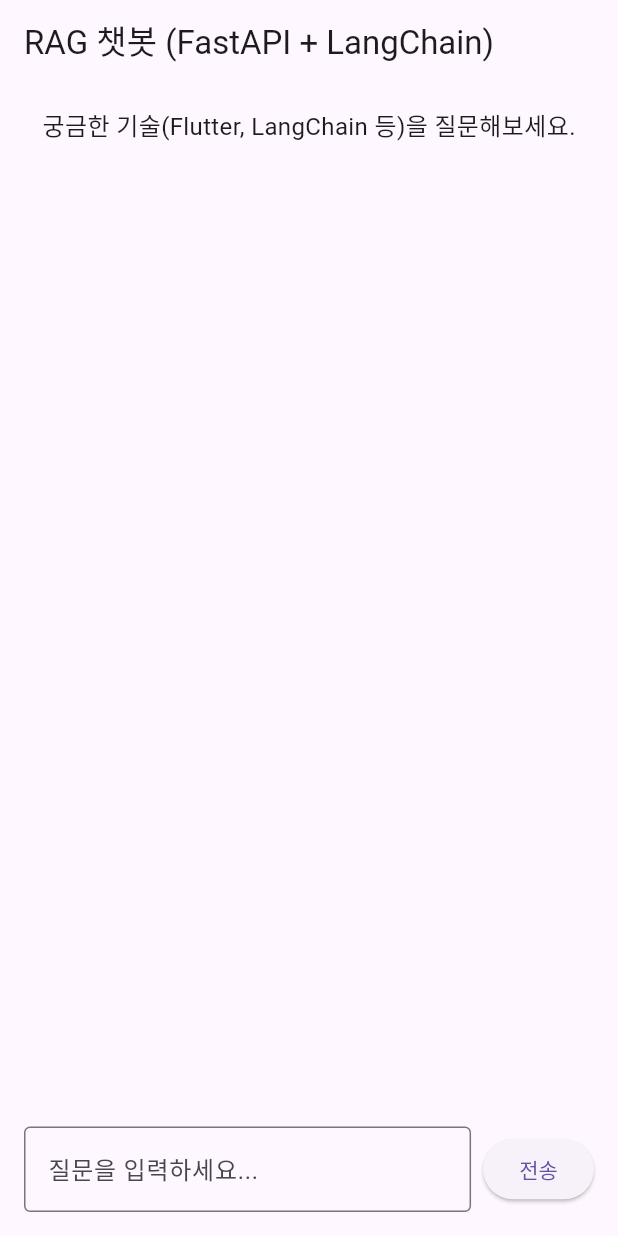
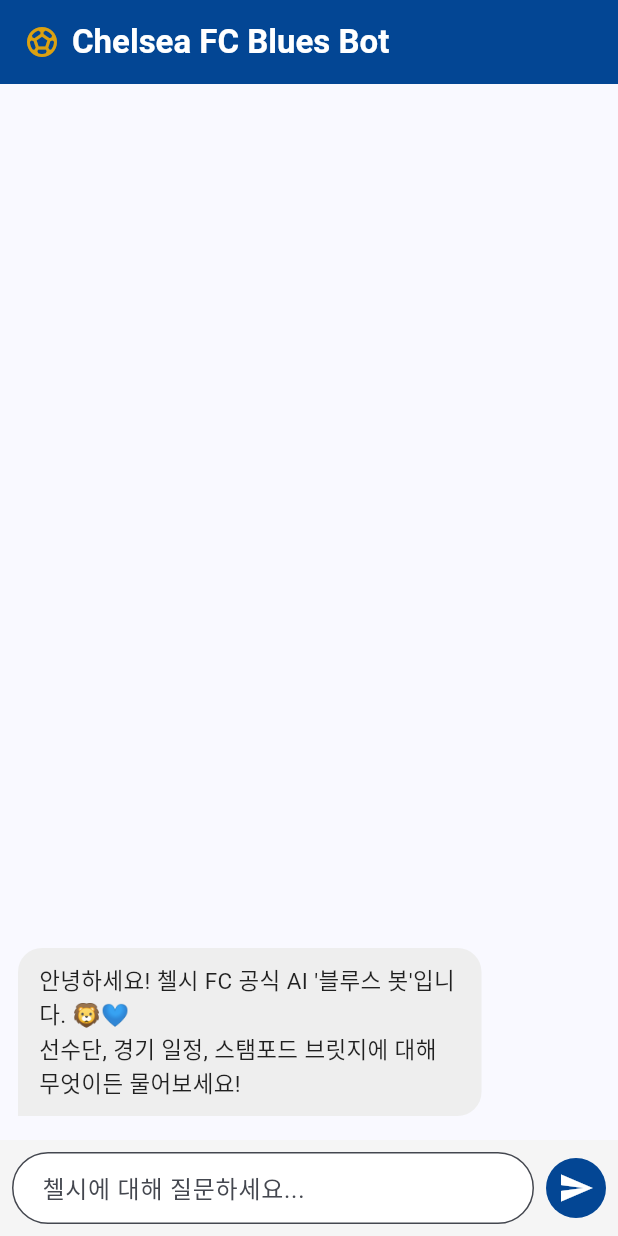
Before and after one commit to lshee9008/LLM-LangChain-Rag-FastAPI---Flutter-, a Flutter app: the screen it shows after launch, on a phone screen of 412 x 824 dp. Run offline on Flutter 3.47's test engine with Material 3 defaults, Android fonts, the phone set to English and light mode, and no system bars.

Commit message:
feat: 챗봇 화면 메인 연동 및 백엔드 벡터DB 의존성 에러 해결
- [Front] main.dart에 ChelseaChatScreen 연동 및 첼시 테마(로열 블루) 색상 적용
- [Back] python-dotenv를 적용하여 OpenAI API 키 환경변수 로드 추가
- [Back] LangChain 업데이트에 맞춰 langchain-chroma 패키지로 마이그레이션 및 chromadb 임포트 에러 해결

```diff
--- a/front/front/lib/main.dart
+++ b/front/front/lib/main.dart
@@ -1,9 +1,10 @@
 import 'package:flutter/material.dart';
-import 'package:http/http.dart' as http;
 
-import 'dart:convert';
+import 'screens/chat_screen.dart'; // 1. 작성한 chat_screen.dart 임포트
 
-void main() => runApp(const MyApp());
+void main() {
+  runApp(const MyApp());
+}
 
 class MyApp extends StatelessWidget {
   const MyApp({super.key});
@@ -11,97 +12,16 @@
   @override
   Widget build(BuildContext context) {
     return MaterialApp(
-      title: 'RAG 실습',
-      theme: ThemeData(primarySwatch: Colors.blue),
-      home: const ChatScreen(),
+      title: 'Chelsea FC Blues Bot',
+      debugShowCheckedModeBanner: false,
+      theme: ThemeData(
+        // 첼시 대표 색상(로열 블루) 테마 설정
+        primaryColor: const Color(0xFF034694),
+        colorScheme: ColorScheme.fromSeed(seedColor: const Color(0xFF034694)),
+        useMaterial3: true,
+      ),
+      // 2. 앱 실행 시 첫 화면으로 ChelseaChatScreen 지정
+      home: const ChelseaChatScreen(),
     );
   }
 }
-
-class ChatScreen extends StatefulWidget {
-  const ChatScreen({super.key});
-
-  @override
-  State<ChatScreen> createState() => _ChatScreenState();
-}
-
-class _ChatScreenState extends State<ChatScreen> {
-  final TextEditingController _controller = TextEditingController();
-  String _answer = "궁금한 기술(Flutter, LangChain 등)을 질문해보세요.";
-  bool _isLoading = false;
-
-  Future<void> _askQuestion() async {
-    final query = _controller.text;
-    if (query.isEmpty) return;
-
-    setState(() {
-      _isLoading = true;
-      _answer = "답변을 생성 중입니다...";
-    });
-
-    try {
-      // Android 에뮬레이터는 10.0.2.2, iOS 시뮬레이터/웹은 localhost(127.0.0.1)를 사용합니다.
-      final url = Uri.parse('http://localhost:8000/ask');
-      final response = await http.post(
-        url,
-        headers: {'Content-Type': 'application/json'},
-        body: jsonEncode({'query': query}),
-      );
-
-      if (response.statusCode == 200) {
-        // 한글 깨짐 방지를 위해 utf8.decode 사용
-        final data = jsonDecode(utf8.decode(response.bodyBytes));
-        setState(() => _answer = data['answer']);
-      } else {
-        setState(() => _answer = "오류 발생: \${response.statusCode}");
-      }
-    } catch (e) {
-      setState(() => _answer = "서버 통신 실패: \$e");
-    } finally {
-      setState(() => _isLoading = false);
-    }
-  }
-
-  @override
-  Widget build(BuildContext context) {
-    return Scaffold(
-      appBar: AppBar(title: const Text('RAG 챗봇 (FastAPI + LangChain)')),
-      body: Padding(
-        padding: const EdgeInsets.all(16.0),
-        child: Column(
-          children: [
-            Expanded(
-              child: SingleChildScrollView(
-                child: Text(_answer, style: const TextStyle(fontSize: 16)),
-              ),
-            ),
-            Row(
-              children: [
-                Expanded(
-                  child: TextField(
-                    controller: _controller,
-                    decoration: const InputDecoration(
-                      hintText: '질문을 입력하세요...',
-                      border: OutlineInputBorder(),
-                    ),
-                  ),
-                ),
-                const SizedBox(width: 8),
-                ElevatedButton(
-                  onPressed: _isLoading ? null : _askQuestion,
-                  child: _isLoading
-                      ? const SizedBox(
-                          width: 20,
-                          height: 20,
-                          child: CircularProgressIndicator(strokeWidth: 2),
-                        )
-                      : const Text('전송'),
-                ),
-              ],
-            ),
-          ],
-        ),
-      ),
-    );
-  }
-}
--- a/front/front/lib/screens/chat_screen.dart
+++ b/front/front/lib/screens/chat_screen.dart
@@ -0,0 +1,229 @@
+import 'package:flutter/material.dart';
+import 'package:http/http.dart' as http;
+
+import 'dart:convert';
+
+class ChatMessage {
+  final String text;
+  final bool isUser;
+  final DateTime timestamp;
+
+  ChatMessage({
+    required this.text,
+    required this.isUser,
+    required this.timestamp,
+  });
+}
+
+class ChelseaChatScreen extends StatefulWidget {
+  const ChelseaChatScreen({super.key});
+
+  @override
+  State<ChelseaChatScreen> createState() => _ChelseaChatScreenState();
+}
+
+class _ChelseaChatScreenState extends State<ChelseaChatScreen> {
+  final TextEditingController _controller = TextEditingController();
+  final List<ChatMessage> _messages = [];
+  final String _sessionId = "user_session_chelsea_001"; // 세션 고유 ID
+  bool _isLoading = false;
+
+  // 첼시 브랜드 컬러
+  static const Color chelseaBlue = Color(0xFF034694);
+  static const Color chelseaGold = Color(0xFFDBA111);
+
+  @override
+  void initState() {
+    super.initState();
+    // 초기 웰컴 메시지
+    _messages.add(
+      ChatMessage(
+        text: "안녕하세요! 첼시 FC 공식 AI '블루스 봇'입니다. 🦁💙\n선수단, 경기 일정, 스탬포드 브릿지에 대해 무엇이든 물어보세요!",
+        isUser: false,
+        timestamp: DateTime.now(),
+      ),
+    );
+  }
+
+  Future<void> _sendMessage() async {
+    final text = _controller.text.trim();
+    if (text.isEmpty) return;
+
+    _controller.clear();
+    setState(() {
+      _messages.add(
+        ChatMessage(text: text, isUser: true, timestamp: DateTime.now()),
+      );
+      _isLoading = true;
+    });
+
+    try {
+      // Android 시뮬레이터 기준 10.0.2.2, iOS 시뮬레이터/macOS는 127.0.0.1
+      final response = await http.post(
+        Uri.parse('http://127.0.0.1:8000/api/v1/chat'),
+        headers: {'Content-Type': 'application/json'},
+        body: jsonEncode({'session_id': _sessionId, 'question': text}),
+      );
+
+      if (response.statusCode == 200) {
+        final data = jsonDecode(utf8.decode(response.bodyBytes));
+        setState(() {
+          _messages.add(
+            ChatMessage(
+              text: data['answer'],
+              isUser: false,
+              timestamp: DateTime.now(),
+            ),
+          );
+        });
+      } else {
+        _showErrorBubble("서버 응답 오류가 발생했습니다. (Code: ${response.statusCode})");
+      }
+    } catch (e) {
+      _showErrorBubble("백엔드 서버와 통신할 수 없습니다.");
+    } finally {
+      setState(() {
+        _isLoading = false;
+      });
+    }
+  }
+
+  void _showErrorBubble(String errorMsg) {
+    setState(() {
+      _messages.add(
+        ChatMessage(text: errorMsg, isUser: false, timestamp: DateTime.now()),
+      );
+    });
+  }
+
+  @override
+  Widget build(BuildContext context) {
+    return Scaffold(
+      appBar: AppBar(
+        backgroundColor: chelseaBlue,
+        title: Row(
+          children: const [
+            Icon(Icons.sports_soccer, color: chelseaGold),
+            SizedBox(width: 8),
+            Text(
+              'Chelsea FC Blues Bot',
+              style: TextStyle(
+                fontWeight: FontWeight.bold,
+                color: Colors.white,
+              ),
+            ),
+          ],
+        ),
+      ),
+      body: Column(
+        children: [
+          // 메시지 리스트
+          Expanded(
+            child: ListView.builder(
+              padding: const EdgeInsets.all(12.0),
+              reverse: true,
+              itemCount: _messages.length,
+              itemBuilder: (context, index) {
+                final message = _messages[_messages.length - 1 - index];
+                return _buildChatBubble(message);
+              },
+            ),
+          ),
+
+          // 답변 생성 중 로딩 인디케이터
+          if (_isLoading)
+            Padding(
+              padding: const EdgeInsets.symmetric(
+                vertical: 8.0,
+                horizontal: 16.0,
+              ),
+              child: Row(
+                children: const [
+                  SizedBox(
+                    width: 16,
+                    height: 16,
+                    child: CircularProgressIndicator(
+                      strokeWidth: 2,
+                      color: chelseaBlue,
+                    ),
+                  ),
+                  SizedBox(width: 10),
+                  Text(
+                    "블루스 봇이 답변을 작성하고 있습니다...",
+                    style: TextStyle(color: Colors.grey, fontSize: 13),
+                  ),
+                ],
+              ),
+            ),
+
+          // 입력창
+          Container(
+            padding: const EdgeInsets.all(8.0),
+            color: Colors.grey[100],
+            child: SafeArea(
+              child: Row(
+                children: [
+                  Expanded(
+                    child: TextField(
+                      controller: _controller,
+                      decoration: const InputDecoration(
+                        hintText: '첼시에 대해 질문하세요...',
+                        border: OutlineInputBorder(
+                          borderRadius: BorderRadius.all(Radius.circular(24.0)),
+                        ),
+                        contentPadding: EdgeInsets.symmetric(
+                          horizontal: 16,
+                          vertical: 10,
+                        ),
+                        fillColor: Colors.white,
+                        filled: true,
+                      ),
+                      onSubmitted: (_) => _sendMessage(),
+                    ),
+                  ),
+                  const SizedBox(width: 8),
+                  CircleAvatar(
+                    backgroundColor: chelseaBlue,
+                    child: IconButton(
+                      icon: const Icon(Icons.send, color: Colors.white),
+                      onPressed: _sendMessage,
+                    ),
+                  ),
+                ],
+              ),
+            ),
+          ),
+        ],
+      ),
+    );
+  }
+
+  Widget _buildChatBubble(ChatMessage message) {
+    return Align(
+      alignment: message.isUser ? Alignment.centerRight : Alignment.centerLeft,
+      child: Container(
+        margin: const EdgeInsets.symmetric(vertical: 4.0),
+        padding: const EdgeInsets.symmetric(horizontal: 14.0, vertical: 10.0),
+        decoration: BoxDecoration(
+          color: message.isUser ? chelseaBlue : Colors.grey[200],
+          borderRadius: BorderRadius.only(
+            topLeft: const Radius.circular(16),
+            topRight: const Radius.circular(16),
+            bottomLeft: Radius.circular(message.isUser ? 16 : 0),
+            bottomRight: Radius.circular(message.isUser ? 0 : 16),
+          ),
+        ),
+        constraints: BoxConstraints(
+          maxWidth: MediaQuery.of(context).size.width * 0.75,
+        ),
+        child: Text(
+          message.text,
+          style: TextStyle(
+            color: message.isUser ? Colors.white : Colors.black87,
+            fontSize: 15,
+          ),
+        ),
+      ),
+    );
+  }
+}
```
Also changed, not shown: 4 other files.
